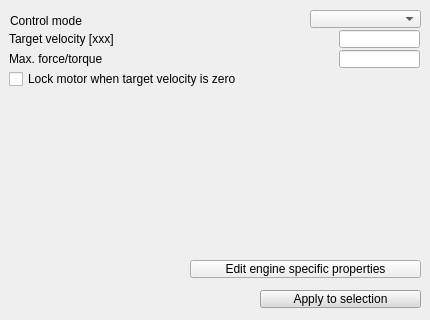
Old version of the form ui/qdlgjointdyn.ui in the repository CoppeliaRobotics/coppeliaSimLib.
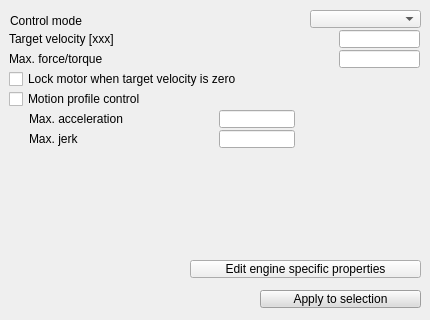
New version of the form. The open tabs and pages were chosen to show the change.

Commit message: velocity mode with motion profile

```diff
--- a/ui/qdlgjointdyn.ui
+++ b/ui/qdlgjointdyn.ui
@@ -605,6 +605,68 @@
       <string>Max. force/torque</string>
      </property>
     </widget>
+    <widget class="QLabel" name="qqVelocityMode_maxAccelLabel">
+     <property name="geometry">
+      <rect>
+       <x>30</x>
+       <y>80</y>
+       <width>191</width>
+       <height>18</height>
+      </rect>
+     </property>
+     <property name="text">
+      <string>Max. acceleration</string>
+     </property>
+    </widget>
+    <widget class="QLineEdit" name="qqVelocityMode_maxJerk">
+     <property name="geometry">
+      <rect>
+       <x>220</x>
+       <y>100</y>
+       <width>76</width>
+       <height>18</height>
+      </rect>
+     </property>
+    </widget>
+    <widget class="QLabel" name="qqVelocityMode_maxJerkLabel">
+     <property name="geometry">
+      <rect>
+       <x>30</x>
+       <y>100</y>
+       <width>191</width>
+       <height>18</height>
+      </rect>
+     </property>
+     <property name="text">
+      <string>Max. jerk</string>
+     </property>
+    </widget>
+    <widget class="QLineEdit" name="qqVelocityMode_maxAccel">
+     <property name="geometry">
+      <rect>
+       <x>220</x>
+       <y>80</y>
+       <width>76</width>
+       <height>18</height>
+      </rect>
+     </property>
+    </widget>
+    <widget class="QCheckBox" name="qqVelocityMode_ruckig">
+     <property name="geometry">
+      <rect>
+       <x>10</x>
+       <y>60</y>
+       <width>211</width>
+       <height>18</height>
+      </rect>
+     </property>
+     <property name="focusPolicy">
+      <enum>Qt::StrongFocus</enum>
+     </property>
+     <property name="text">
+      <string>Motion profile control</string>
+     </property>
+    </widget>
    </widget>
    <widget class="QWidget" name="page_4">
     <widget class="QLabel" name="label_4">
```
Left out of the diff: 2 changed lines with no effect on the pictures. The commit also changes 18 other files.
